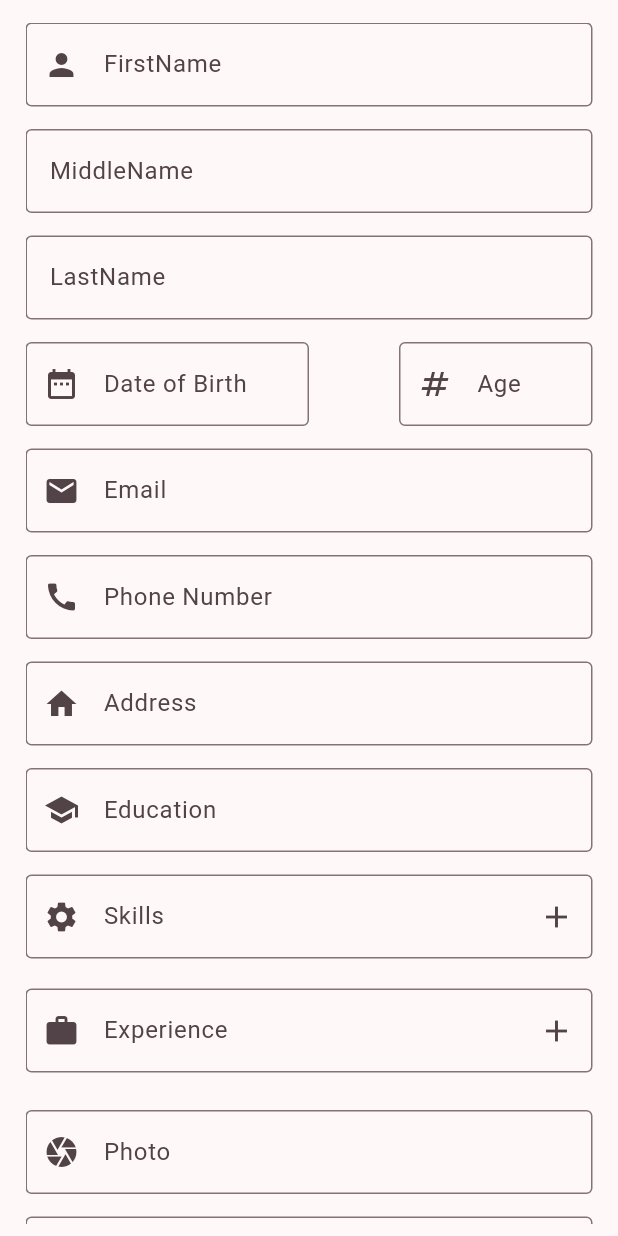
After one commit to Indeshsingh/cv_app, a Flutter app: the HomePage1 screen opened directly, on a phone screen of 412 x 824 dp. The commit adds this screen. Run offline on Flutter 3.47's test engine with Material 3 defaults, Android fonts, the phone set to English and light mode, and no system bars; our stand-ins replace image_picker, permission_handler, shared_preferences; accounts and stored records are empty.

Commit message:
added calander in dob textformfield,added inputchip,base64

```diff
--- /dev/null
+++ b/lib/home_page1.dart
@@ -0,0 +1,385 @@
+import 'package:cv_app/document_page.dart';
+import 'package:flutter/material.dart';
+import 'package:shared_preferences/shared_preferences.dart';
+import 'package:image_picker/image_picker.dart';
+import 'package:permission_handler/permission_handler.dart';
+import 'package:intl/intl.dart'; // For formatting the date
+
+class HomePage1 extends StatefulWidget {
+  const HomePage1({super.key});
+
+  @override
+  State<HomePage1> createState() => _HomePage1State();
+}
+
+class _HomePage1State extends State<HomePage1> {
+  // Controllers
+  final _controllerName = TextEditingController();
+  final _controllerMiddlename = TextEditingController();
+  final _controllerLastname = TextEditingController();
+  final _controllerDoB = TextEditingController();
+  final _controllerAge = TextEditingController();
+  final _controllerEmail = TextEditingController();
+  final _controllerPhoneNumber = TextEditingController();
+  final _controllerAddress = TextEditingController();
+  final _controllerEducation = TextEditingController();
+  final _controllerSkillInput = TextEditingController();
+  final _controllerExperienceInput = TextEditingController();
+  final _controllerPhoto = TextEditingController();
+  final _controllerSummary = TextEditingController();
+  final _controllerHobbies = TextEditingController();
+
+  // final _controllerSkills = TextEditingController();
+  // final _controllerExperiences = TextEditingController();
+  // Lists to store skills and experiences
+  final List<String> _skills = [];
+  final List<String> _experiences = [];
+
+  // Image picker instance
+  final picker = ImagePicker();
+
+  // Save form data to shared preferences
+  void _saveFormData() async {
+    SharedPreferences prefs = await SharedPreferences.getInstance();
+
+    List<String> newData = [
+      _controllerName.text,
+      _controllerMiddlename.text,
+      _controllerLastname.text,
+      _controllerDoB.text,
+      _controllerAge.text,
+      _controllerEmail.text,
+      _controllerPhoneNumber.text,
+      _controllerAddress.text,
+      _controllerEducation.text,
+      _skills.join(', '),
+      _experiences.join(','),
+      _controllerPhoto.text,
+      _controllerSummary.text,
+      _controllerHobbies.text,
+    ];
+
+    List<String> existingData = prefs.getStringList('formData') ?? [];
+    existingData.add(newData.join('||'));
+    await prefs.setStringList('formData', existingData);
+  }
+
+  // Add skill to the list
+  void _addSkill() {
+    setState(() {
+      if (_controllerSkillInput.text.isNotEmpty) {
+        _skills.add(_controllerSkillInput.text);
+        _controllerSkillInput.clear();
+      }
+    });
+  }
+
+  // Remove skill from the list
+  void _removeSkill(String skill) {
+    setState(() {
+      _skills.remove(skill);
+    });
+  }
+
+  // Add experience to the list
+  void _addExperience() {
+    setState(() {
+      if (_controllerExperienceInput.text.isNotEmpty) {
+        _experiences.add(_controllerExperienceInput.text);
+        _controllerExperienceInput.clear();
+      }
+    });
+  }
+
+  // Remove experience from the list
+  void _removeExperience(String experience) {
+    setState(() {
+      _experiences.remove(experience);
+    });
+  }
+
+  // Pick image from camera or gallery
+  Future<void> getPhoto(ImageSource source) async {
+    if (source == ImageSource.camera) {
+      var status = await Permission.camera.status;
+      if (status.isDenied || status.isPermanentlyDenied) {
+        status = await Permission.camera.request();
+      }
+    }
+
+    if (await Permission.camera.isGranted) {
+      final pickedFile = await picker.pickImage(source: source);
+      if (pickedFile != null) {
+        setState(() {
+          _controllerPhoto.text = pickedFile.path;
+        });
+      }
+    }
+  }
+
+  // Show date picker for Date of Birth
+  Future<void> _selectDate(BuildContext context) async {
+    final DateTime? picked = await showDatePicker(
+      context: context,
+      initialDate: DateTime.now(),
+      firstDate: DateTime(1900),
+      lastDate: DateTime.now(),
+    );
+
+    if (picked != null) {
+      setState(() {
+        _controllerDoB.text = DateFormat('yyyy-MM-dd').format(picked);
+      });
+    }
+  }
+
+  // Show picker for selecting image
+  void _showPicker({required BuildContext context}) {
+    showModalBottomSheet(
+      context: context,
+      builder: (BuildContext context) {
+        return SafeArea(
+          child: Wrap(
+            children: <Widget>[
+              ListTile(
+                leading: const Icon(Icons.photo_library),
+                title: const Text('Gallery'),
+                onTap: () {
+                  getPhoto(ImageSource.gallery);
+                  Navigator.of(context).pop();
+                },
+              ),
+              ListTile(
+                leading: const Icon(Icons.photo_camera),
+                title: const Text('Camera'),
+                onTap: () {
+                  getPhoto(ImageSource.camera);
+                  Navigator.of(context).pop();
+                },
+              ),
+            ],
+          ),
+        );
+      },
+    );
+  }
+
+  @override
+  Widget build(BuildContext context) {
+    return Scaffold(
+      body: Center(
+        child: Padding(
+          padding: const EdgeInsets.only(
+              top: 15.0, left: 17.0, right: 17.0, bottom: 8.0),
+          child: SingleChildScrollView(
+            child: Column(
+              children: [
+                TextFormField(
+                  controller: _controllerName,
+                  decoration: const InputDecoration(
+                      prefixIcon: Icon(Icons.person),
+                      labelText: 'FirstName',
+                      border: OutlineInputBorder()),
+                ),
+                const SizedBox(height: 15),
+                TextFormField(
+                  controller: _controllerMiddlename,
+                  decoration: const InputDecoration(
+                      labelText: 'MiddleName', border: OutlineInputBorder()),
+                ),
+                const SizedBox(height: 15),
+                TextFormField(
+                  controller: _controllerLastname,
+                  decoration: const InputDecoration(
+                      labelText: 'LastName', border: OutlineInputBorder()),
+                ),
+                const SizedBox(height: 15),
+                Row(
+                  children: [
+                    Expanded(
+                      child: TextFormField(
+                        readOnly: true,
+                        controller: _controllerDoB,
+                        decoration: const InputDecoration(
+                            prefixIcon: Icon(Icons.date_range),
+                            labelText: 'Date of Birth',
+                            border: OutlineInputBorder()),
+                        onTap: () => _selectDate(context),
+                      ),
+                    ),
+                    Expanded(
+                      child: Padding(
+                        padding: const EdgeInsets.only(left: 60),
+                        child: TextFormField(
+                          keyboardType: TextInputType.number,
+                          controller: _controllerAge,
+                          decoration: const InputDecoration(
+                              prefixIcon: Icon(Icons.numbers),
+                              labelText: 'Age',
+                              border: OutlineInputBorder()),
+                        ),
+                      ),
+                    )
+                  ],
+                ),
+                const SizedBox(height: 15),
+                TextFormField(
+                  controller: _controllerEmail,
+                  decoration: const InputDecoration(
+                      prefixIcon: Icon(Icons.email),
+                      labelText: 'Email',
+                      border: OutlineInputBorder()),
+                ),
+                const SizedBox(height: 15),
+                TextFormField(
+                  controller: _controllerPhoneNumber,
+                  keyboardType: TextInputType.phone,
+                  decoration: const InputDecoration(
+                      prefixIcon: Icon(Icons.call),
+                      labelText: 'Phone Number',
+                      border: OutlineInputBorder()),
+                ),
+                const SizedBox(height: 15),
+                TextFormField(
+                  controller: _controllerAddress,
+                  decoration: const InputDecoration(
+                      prefixIcon: Icon(Icons.home),
+                      labelText: 'Address',
+                      border: OutlineInputBorder()),
+                ),
+                const SizedBox(height: 15),
+                TextFormField(
+                  controller: _controllerEducation,
+                  decoration: const InputDecoration(
+                      prefixIcon: Icon(Icons.school),
+                      labelText: 'Education',
+                      hintText: 'Highest Education',
+                      border: OutlineInputBorder()),
+                ),
+                const SizedBox(height: 15),
+
+                // Skills Input
+                TextFormField(
+                  controller: _controllerSkillInput,
+                  decoration: InputDecoration(
+                    prefixIcon: const Icon(Icons.settings),
+                    labelText: 'Skills',
+                    hintText: 'Enter a skill and press +',
+                    border: const OutlineInputBorder(),
+                    suffixIcon: IconButton(
+                      icon: const Icon(Icons.add),
+                      onPressed: _addSkill,
+                    ),
+                  ),
+                  onFieldSubmitted: (value) => _addSkill(),
+                ),
+                const SizedBox(height: 10),
+
+                SingleChildScrollView(
+                  scrollDirection: Axis.horizontal,
+                  child: Row(
+                    children: [
+                      Wrap(
+                        spacing: 6.0,
+                        runSpacing: 6.0,
+                        children: _skills.map((skill) {
+                          return InputChip(
+                            label: Text(skill),
+                            onDeleted: () => _removeSkill(skill),
+                          );
+                        }).toList(),
+                      ),
+                    ],
+                  ),
+                ),
+                const SizedBox(
+                  height: 10,
+                ),
+                TextFormField(
+                  controller: _controllerExperienceInput,
+                  decoration: InputDecoration(
+                      border: const OutlineInputBorder(),
+                      prefixIcon: const Icon(Icons.work),
+                      suffixIcon: IconButton(
+                          onPressed: _addExperience,
+                          icon: const Icon(Icons.add)),
+                      labelText: 'Experience',
+                      hintText: 'Enter a experience and press +'),
+                  onFieldSubmitted: (value) => _addExperience(),
+                ),
+
+                const SizedBox(height: 10),
+
+                SingleChildScrollView(
+                  scrollDirection: Axis.horizontal,
+                  child: Row(
+                    children: [
+                      Wrap(
+                        spacing: 6.0,
+                        runSpacing: 6.0,
+                        children: _experiences.map((experience) {
+                          return InputChip(
+                            label: Text(experience),
+                            onDeleted: () => _removeExperience(experience),
+                          );
+                        }).toList(),
+                      ),
+                    ],
+                  ),
+                ),
+                const SizedBox(height: 15),
+                TextFormField(
+                  readOnly: true,
+                  controller: _controllerPhoto,
+                  decoration: const InputDecoration(
+                      prefixIcon: Icon(Icons.camera),
+                      labelText: 'Photo',
+                      border: OutlineInputBorder()),
+                  onTap: () => _showPicker(context: context),
+                ),
+
+                const SizedBox(height: 15),
+                TextFormField(
+                  controller: _controllerSummary,
+                  decoration: const InputDecoration(
+                      prefixIcon: Icon(Icons.notes_outlined),
+                      labelText: 'Summary',
+                      border: OutlineInputBorder()),
+                ),
+                const SizedBox(height: 15),
+                TextFormField(
+                  controller: _controllerHobbies,
+                  decoration: const InputDecoration(
+                      prefixIcon: Icon(Icons.thumb_up),
+                      labelText: 'Hobbies',
+                      border: OutlineInputBorder()),
+                ),
+                const SizedBox(
+                  height: 20,
+                ),
+                ElevatedButton(
+                  style: const ButtonStyle(
+                      backgroundColor: WidgetStatePropertyAll(Colors.black)),
+                  onPressed: () {
+                    setState(() {
+                      _saveFormData();
+
+                      Navigator.push(
+                          context,
+                          MaterialPageRoute(
+                              builder: (context) => const DocumentPage()));
+                    });
+                  },
+                  child: const Text(
+                    'Submit',
+                    style: TextStyle(color: Colors.white),
+                  ),
+                )
+              ],
+            ),
+          ),
+        ),
+      ),
+    );
+  }
+}
```
Also changed, not shown: lib/document_page.dart (added, +61 -0 lines), lib/sharedpreferences_page.dart (+163 -126 lines).
